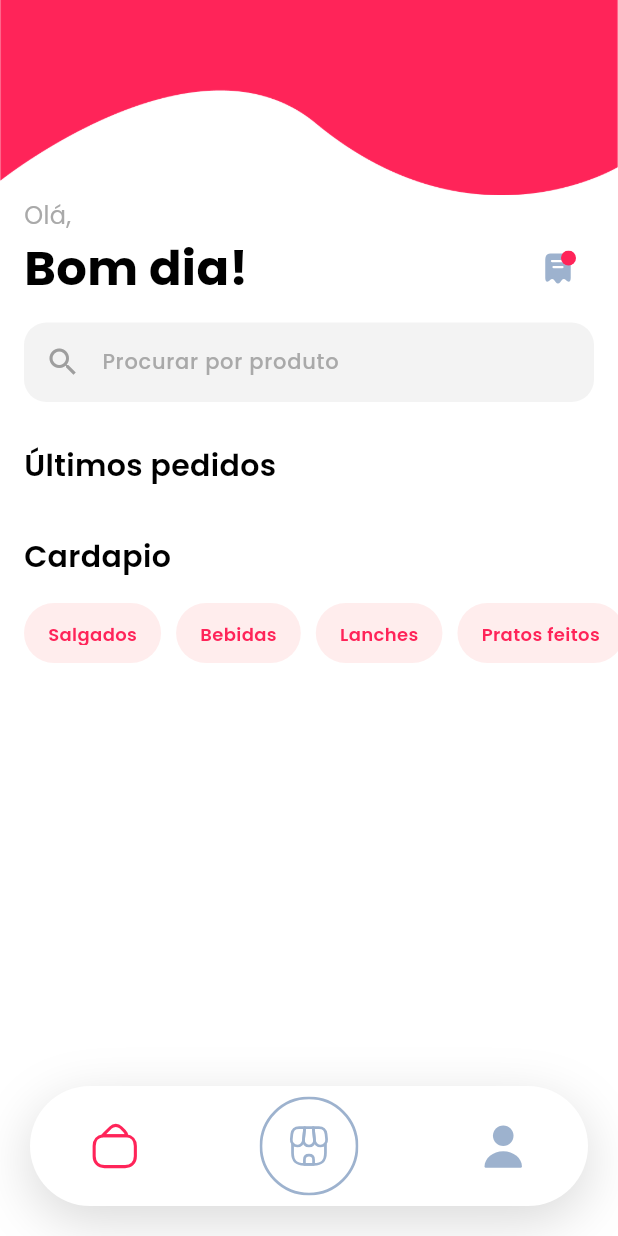
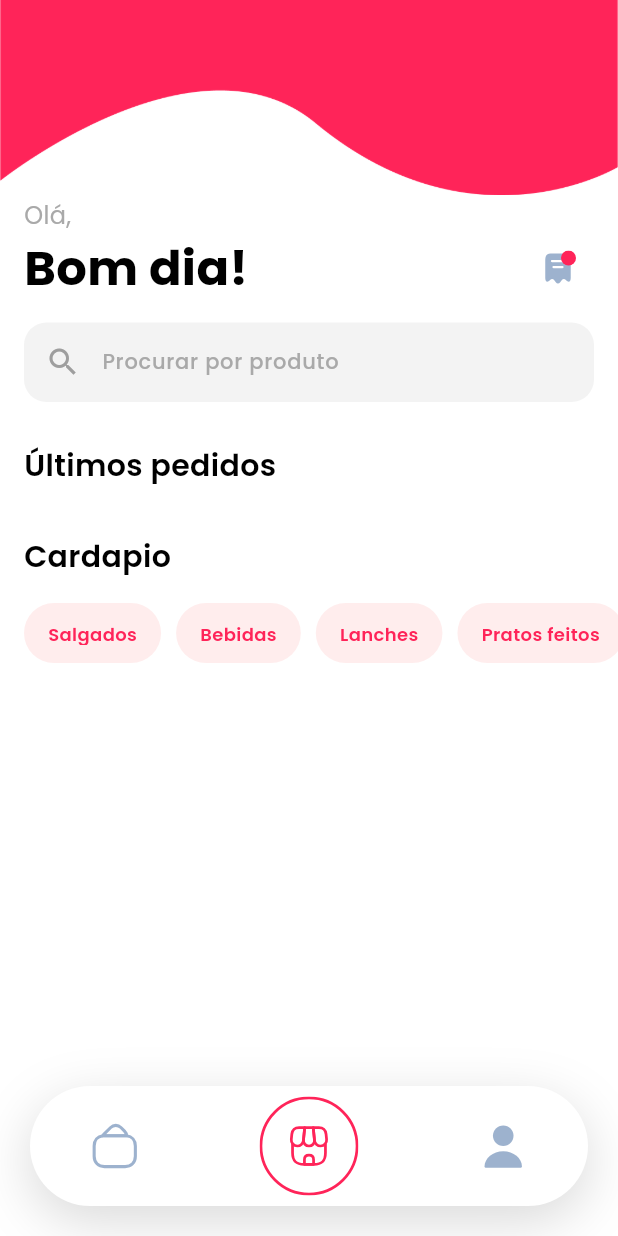
Before and after one commit to MJCantina/MJCantina-mobile-front-en, a Flutter app: the screen it shows once a user with an empty profile is signed in, on a phone screen of 412 x 824 dp. Run offline on Flutter 3.47's test engine with Material 3 defaults, Android fonts, the phone set to English and light mode, and no system bars; our stand-ins replace cloud_firestore, firebase_auth, firebase_core, flutter_secure_storage, flutter_svg, get and 1 more; accounts and stored records are empty.

Commit message:
BottomBar arrumada

```diff
--- a/lib/common/widgets/bottom_bar/bottombar.dart
+++ b/lib/common/widgets/bottom_bar/bottombar.dart
@@ -72,7 +72,7 @@ class BottombarState extends State<Bottombar> {
               },
               child: SvgPicture.asset(
                 listOfSvgAssets[index],
-                color : index == currentIndex
+                color : index - 1 == currentIndex
                     ? AppColors.primary
                     : AppColors.iconColor,
                 width: index == 1
--- a/lib/common/widgets/profile_change/profile_card.dart
+++ b/lib/common/widgets/profile_change/profile_card.dart
@@ -1,4 +1,3 @@
-import 'package:cantina_senai/core/configs/theme/app_colors.dart';
 import 'package:cantina_senai/core/configs/theme/app_fonts.dart';
 import 'package:flutter/material.dart';
 
@@ -19,7 +18,7 @@ class ConfigChange extends StatefulWidget {
 
 class _ConfigChangeState extends State<ConfigChange> {
 
-
+  @override
   Widget build(BuildContext context) {
 
     var size = MediaQuery.of(context).size;
```
Also changed, not shown: 2 other files.
